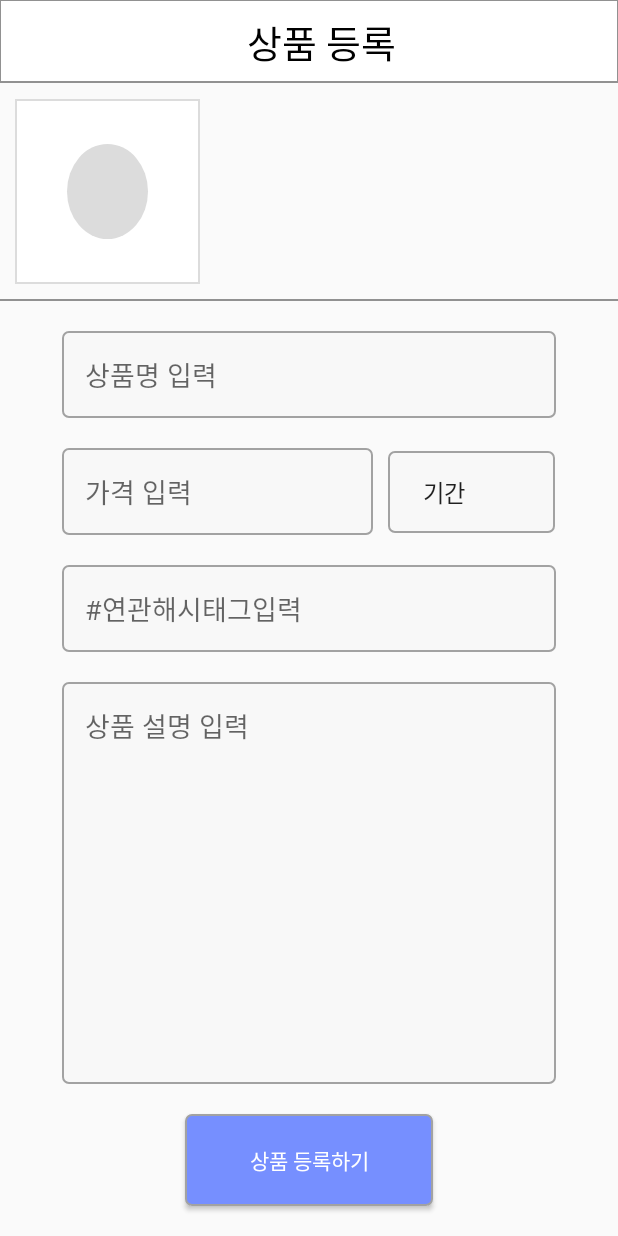
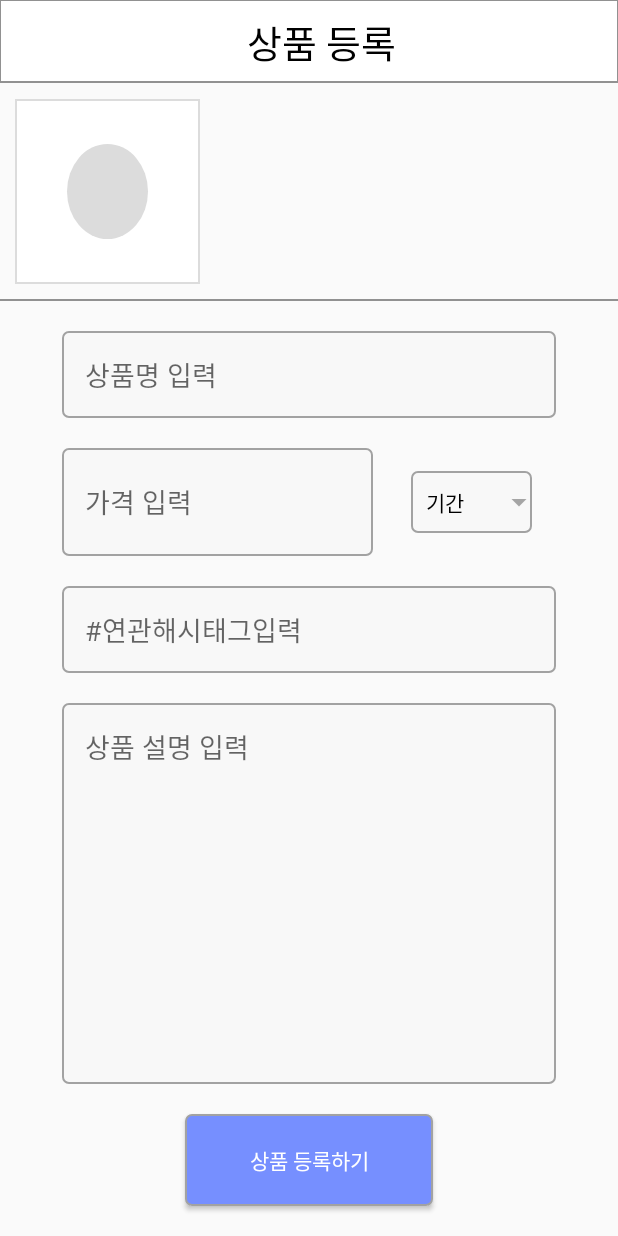
Before and after one commit to inseong04/Village, an Android app: the ProductWriting screen opened directly, with no data from a screen before it, on a phone screen of 412 x 824 dp. Run offline under Robolectric (Android 15) with nearby library versions, the phone set to English and light mode, and no system bars; our stand-ins replace Firebase (no records; nobody signed in at launch, a user with empty details on screens opened directly), data binding.

Commit message:
ProductWriting embodied

```diff
--- a/app/build.gradle
+++ b/app/build.gradle
@@ -38,7 +38,8 @@ android {
 }
 
 dependencies {
-
+    implementation platform('com.google.firebase:firebase-bom:27.1.0')
+    implementation 'com.google.firebase:firebase-storage'
     kapt "android.arch.lifecycle:compiler:1.1.0"
     implementation "android.arch.persistence.room:runtime:1.0.0"
     kapt "android.arch.persistence.room:compiler:1.0.0"
@@ -53,11 +54,8 @@ dependencies {
     implementation "androidx.room:room-guava:$room_version"
     testImplementation "androidx.room:room-testing:$room_version"
     implementation 'com.github.mancj:MaterialSearchBar:0.7.1'
-    implementation platform('com.google.firebase:firebase-bom:26.7.0')
     implementation 'com.google.firebase:firebase-analytics'
-    implementation platform('com.google.firebase:firebase-bom:26.3.0')
     implementation 'com.google.firebase:firebase-auth'
-    implementation platform('com.google.firebase:firebase-bom:26.5.0')
     implementation 'com.google.firebase:firebase-firestore'
     implementation 'androidx.appcompat:appcompat:1.2.0'
     implementation 'com.google.android.material:material:1.3.0'
--- a/app/src/main/java/com/example/village/signup/Password.java
+++ b/app/src/main/java/com/example/village/signup/Password.java
@@ -67,7 +67,8 @@ public class Password extends AppCompatActivity {
         final FirebaseUser user = mAuth.getCurrentUser();
         final String user_uid = user.getUid();
         Map<String,Object> map = new HashMap<>();
-        map.put("name",name);
+        map.put("name", name);
+        map.put("writtenPost", "");
         firebaseFirestore.collection("users").document(user_uid)
                 .set(map)
                 .addOnCompleteListener(new OnCompleteListener<Void>() {
--- /dev/null
+++ b/app/src/main/res/drawable/period_spinner.xml
@@ -0,0 +1,16 @@
+<?xml version="1.0" encoding="utf-8"?>
+<selector xmlns:android="http://schemas.android.com/apk/res/android">
+    <item>
+        <layer-list>
+            <item>
+                <shape android:shape="rectangle">
+                    <solid android:color="#73f3f3f3"/>
+                    <corners android:radius="4dp"/>
+                    <stroke android:color="#a2a2a2" android:width="1dp"/>
+                    <padding android:right="12dp" android:left="12dp"
+                        android:top="12dp" android:bottom="12dp"/>
+                </shape>
+            </item>
+        </layer-list>
+    </item>
+</selector>
--- a/app/src/main/res/layout/activity_product_writing.xml
+++ b/app/src/main/res/layout/activity_product_writing.xml
@@ -104,21 +104,20 @@
             <EditText
                 android:id="@+id/priceEtv"
                 android:layout_width="0dp"
-                android:layout_height="wrap_content"
+                android:layout_height="match_parent"
                 android:layout_weight="0.65"
                 android:background="@drawable/writing_input_box"
                 android:fontFamily="@font/ns_r"
                 android:hint="가격 입력"
                 android:inputType="number"
                 android:padding="15dp" />
+
             <Spinner
                 android:id="@+id/periodSpinner"
                 android:layout_width="0dp"
-                android:layout_height="wrap_content"
+                android:layout_height="match_parent"
                 android:layout_marginLeft="10dp"
                 android:layout_weight="0.35"
-                android:background="@drawable/writing_input_box"
-                android:entries="@array/period"
                 android:padding="15dp" />
         </LinearLayout>
 
@@ -130,7 +129,7 @@
             android:background="@drawable/writing_input_box"
             android:fontFamily="@font/ns_r"
             android:hint="#연관해시태그입력"
-            android:text="@{viewModel.hashtagEtvText}"
+
             android:maxLines="1"
             android:padding="15dp"
             app:layout_constraintLeft_toLeftOf="parent"
@@ -138,7 +137,7 @@
             app:layout_constraintTop_toBottomOf="@id/layout1"
             app:layout_constraintWidth_percent="0.8"
             />
-
+        <!--android:text="@{viewModel.hashtagEtvText}"-->
         <EditText
             android:id="@+id/descriptionEtv"
             android:layout_width="0dp"
@@ -168,6 +167,7 @@
             android:padding="20dp"
             android:text="상품 등록하기"
             android:textColor="#ffffff"
+            android:onClick="@{activity::uploadPost}"
             app:layout_constraintBottom_toBottomOf="parent"
             app:layout_constraintLeft_toLeftOf="parent"
             app:layout_constraintRight_toRightOf="parent"
--- /dev/null
+++ b/app/src/main/res/layout/spinner_item.xml
@@ -0,0 +1,10 @@
+<?xml version="1.0" encoding="utf-8"?>
+<TextView
+    xmlns:android="http://schemas.android.com/apk/res/android"
+    android:id="@+id/spinnerTv"
+    android:layout_width="match_parent"
+    android:layout_height="wrap_content"
+    android:textColor="#000"
+    android:padding="10dp"
+    android:background="@drawable/period_spinner"
+    />
```
Also changed, not shown: app/src/main/java/com/example/village/productwritng/ProductWriting.java (+140 -6 lines), app/src/main/res/drawable/period_spinner2.xml (added, +18 -0 lines).
